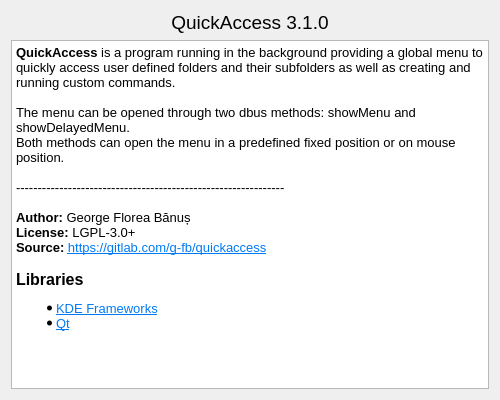
This is ui/aboutdialog.ui in g-fb/quickaccess as Qt 5 draws it before an edit. The edited form follows.
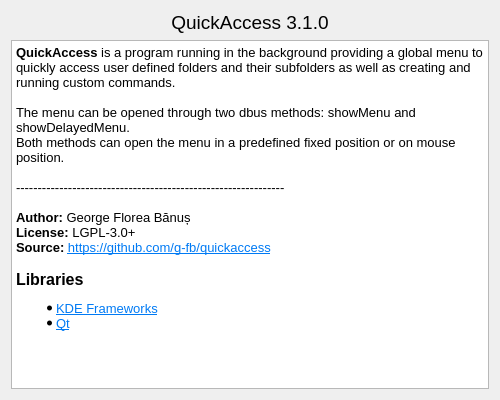
This is the edited form.

The edit to the form file:
```diff
--- a/ui/aboutdialog.ui
+++ b/ui/aboutdialog.ui
@@ -61,22 +61,22 @@
 hr { height: 1px; border-width: 0; }
 li.unchecked::marker { content: &quot;\2610&quot;; }
 li.checked::marker { content: &quot;\2612&quot;; }
-&lt;/style&gt;&lt;/head&gt;&lt;body style=&quot; font-family:'Noto Sans'; font-size:10pt; font-weight:400; font-style:normal;&quot;&gt;
-&lt;p style=&quot; margin-top:0px; margin-bottom:0px; margin-left:0px; margin-right:0px; -qt-block-indent:0; text-indent:0px;&quot;&gt;&lt;span style=&quot; font-weight:600;&quot;&gt;QuickAccess&lt;/span&gt; is a program running in the background providing a global menu to quickly access user defined folders and their subfolders as well as creating and running custom commands.&lt;/p&gt;
-&lt;p style=&quot;-qt-paragraph-type:empty; margin-top:0px; margin-bottom:0px; margin-left:0px; margin-right:0px; -qt-block-indent:0; text-indent:0px;&quot;&gt;&lt;br /&gt;&lt;/p&gt;
-&lt;p style=&quot; margin-top:0px; margin-bottom:0px; margin-left:0px; margin-right:0px; -qt-block-indent:0; text-indent:0px;&quot;&gt;The menu can be opened through two dbus methods: showMenu and showDelayedMenu.&lt;/p&gt;
-&lt;p style=&quot; margin-top:0px; margin-bottom:0px; margin-left:0px; margin-right:0px; -qt-block-indent:0; text-indent:0px;&quot;&gt;Both methods can open the menu in a predefined fixed position or on mouse position.&lt;/p&gt;
-&lt;p style=&quot;-qt-paragraph-type:empty; margin-top:0px; margin-bottom:0px; margin-left:0px; margin-right:0px; -qt-block-indent:0; text-indent:0px;&quot;&gt;&lt;br /&gt;&lt;/p&gt;
-&lt;p style=&quot; margin-top:0px; margin-bottom:0px; margin-left:0px; margin-right:0px; -qt-block-indent:0; text-indent:0px;&quot;&gt;--------------------------------------------------------------&lt;/p&gt;
-&lt;p style=&quot;-qt-paragraph-type:empty; margin-top:0px; margin-bottom:0px; margin-left:0px; margin-right:0px; -qt-block-indent:0; text-indent:0px;&quot;&gt;&lt;br /&gt;&lt;/p&gt;
-&lt;p style=&quot; margin-top:0px; margin-bottom:0px; margin-left:0px; margin-right:0px; -qt-block-indent:0; text-indent:0px;&quot;&gt;&lt;span style=&quot; font-weight:600;&quot;&gt;Author:&lt;/span&gt; George Florea Bănuș&lt;/p&gt;
-&lt;p style=&quot; margin-top:0px; margin-bottom:0px; margin-left:0px; margin-right:0px; -qt-block-indent:0; text-indent:0px;&quot;&gt;&lt;span style=&quot; font-weight:600;&quot;&gt;License:&lt;/span&gt; LGPL-3.0+&lt;/p&gt;
-&lt;p style=&quot; margin-top:0px; margin-bottom:0px; margin-left:0px; margin-right:0px; -qt-block-indent:0; text-indent:0px;&quot;&gt;&lt;span style=&quot; font-weight:600;&quot;&gt;Source:&lt;/span&gt; &lt;a href=&quot;https://gitlab.com/g-fb/quickaccess&quot;&gt;&lt;span style=&quot; text-decoration: underline; color:#007af4;&quot;&gt;https://gitlab.com/g-fb/quickaccess&lt;/span&gt;&lt;/a&gt;&lt;/p&gt;
-&lt;p style=&quot;-qt-paragraph-type:empty; margin-top:0px; margin-bottom:0px; margin-left:0px; margin-right:0px; -qt-block-indent:0; text-indent:0px;&quot;&gt;&lt;br /&gt;&lt;/p&gt;
-&lt;p style=&quot; margin-top:0px; margin-bottom:0px; margin-left:0px; margin-right:0px; -qt-block-indent:0; text-indent:0px;&quot;&gt;&lt;span style=&quot; font-size:12pt; font-weight:600;&quot;&gt;Libraries&lt;/span&gt;&lt;/p&gt;
+&lt;/style&gt;&lt;/head&gt;&lt;body style=&quot; font-family:'IBM Plex Sans Medium'; font-size:10pt; font-weight:400; font-style:normal;&quot;&gt;
+&lt;p style=&quot; margin-top:0px; margin-bottom:0px; margin-left:0px; margin-right:0px; -qt-block-indent:0; text-indent:0px;&quot;&gt;&lt;span style=&quot; font-family:'Noto Sans'; font-weight:600;&quot;&gt;QuickAccess&lt;/span&gt;&lt;span style=&quot; font-family:'Noto Sans';&quot;&gt; is a program running in the background providing a global menu to quickly access user defined folders and their subfolders as well as creating and running custom commands.&lt;/span&gt;&lt;/p&gt;
+&lt;p style=&quot;-qt-paragraph-type:empty; margin-top:0px; margin-bottom:0px; margin-left:0px; margin-right:0px; -qt-block-indent:0; text-indent:0px; font-family:'Noto Sans';&quot;&gt;&lt;br /&gt;&lt;/p&gt;
+&lt;p style=&quot; margin-top:0px; margin-bottom:0px; margin-left:0px; margin-right:0px; -qt-block-indent:0; text-indent:0px;&quot;&gt;&lt;span style=&quot; font-family:'Noto Sans';&quot;&gt;The menu can be opened through two dbus methods: showMenu and showDelayedMenu.&lt;/span&gt;&lt;/p&gt;
+&lt;p style=&quot; margin-top:0px; margin-bottom:0px; margin-left:0px; margin-right:0px; -qt-block-indent:0; text-indent:0px;&quot;&gt;&lt;span style=&quot; font-family:'Noto Sans';&quot;&gt;Both methods can open the menu in a predefined fixed position or on mouse position.&lt;/span&gt;&lt;/p&gt;
+&lt;p style=&quot;-qt-paragraph-type:empty; margin-top:0px; margin-bottom:0px; margin-left:0px; margin-right:0px; -qt-block-indent:0; text-indent:0px; font-family:'Noto Sans';&quot;&gt;&lt;br /&gt;&lt;/p&gt;
+&lt;p style=&quot; margin-top:0px; margin-bottom:0px; margin-left:0px; margin-right:0px; -qt-block-indent:0; text-indent:0px;&quot;&gt;&lt;span style=&quot; font-family:'Noto Sans';&quot;&gt;--------------------------------------------------------------&lt;/span&gt;&lt;/p&gt;
+&lt;p style=&quot;-qt-paragraph-type:empty; margin-top:0px; margin-bottom:0px; margin-left:0px; margin-right:0px; -qt-block-indent:0; text-indent:0px; font-family:'Noto Sans';&quot;&gt;&lt;br /&gt;&lt;/p&gt;
+&lt;p style=&quot; margin-top:0px; margin-bottom:0px; margin-left:0px; margin-right:0px; -qt-block-indent:0; text-indent:0px;&quot;&gt;&lt;span style=&quot; font-family:'Noto Sans'; font-weight:600;&quot;&gt;Author:&lt;/span&gt;&lt;span style=&quot; font-family:'Noto Sans';&quot;&gt; George Florea Bănuș&lt;/span&gt;&lt;/p&gt;
+&lt;p style=&quot; margin-top:0px; margin-bottom:0px; margin-left:0px; margin-right:0px; -qt-block-indent:0; text-indent:0px;&quot;&gt;&lt;span style=&quot; font-family:'Noto Sans'; font-weight:600;&quot;&gt;License:&lt;/span&gt;&lt;span style=&quot; font-family:'Noto Sans';&quot;&gt; LGPL-3.0+&lt;/span&gt;&lt;/p&gt;
+&lt;p style=&quot; margin-top:0px; margin-bottom:0px; margin-left:0px; margin-right:0px; -qt-block-indent:0; text-indent:0px;&quot;&gt;&lt;span style=&quot; font-family:'Noto Sans'; font-weight:600;&quot;&gt;Source:&lt;/span&gt;&lt;span style=&quot; font-family:'Noto Sans';&quot;&gt; &lt;/span&gt;&lt;a href=&quot;https://github.com/g-fb/quickaccess&quot;&gt;&lt;span style=&quot; font-family:'Noto Sans'; text-decoration: underline; color:#007af4;&quot;&gt;https://github.com/g-fb/quickaccess&lt;/span&gt;&lt;/a&gt;&lt;/p&gt;
+&lt;p style=&quot;-qt-paragraph-type:empty; margin-top:0px; margin-bottom:0px; margin-left:0px; margin-right:0px; -qt-block-indent:0; text-indent:0px; font-family:'Noto Sans';&quot;&gt;&lt;br /&gt;&lt;/p&gt;
+&lt;p style=&quot; margin-top:0px; margin-bottom:0px; margin-left:0px; margin-right:0px; -qt-block-indent:0; text-indent:0px;&quot;&gt;&lt;span style=&quot; font-family:'Noto Sans'; font-size:12pt; font-weight:600;&quot;&gt;Libraries&lt;/span&gt;&lt;/p&gt;
 &lt;ul style=&quot;margin-top: 0px; margin-bottom: 0px; margin-left: 0px; margin-right: 0px; -qt-list-indent: 1;&quot;&gt;
-&lt;li style=&quot; margin-top:12px; margin-bottom:0px; margin-left:0px; margin-right:0px; -qt-block-indent:0; text-indent:0px;&quot;&gt;&lt;a href=&quot;https://api.kde.org/frameworks/&quot;&gt;&lt;span style=&quot; text-decoration: underline; color:#007af4;&quot;&gt;KDE Frameworks&lt;/span&gt;&lt;/a&gt;&lt;/li&gt;
-&lt;li style=&quot; margin-top:0px; margin-bottom:12px; margin-left:0px; margin-right:0px; -qt-block-indent:0; text-indent:0px;&quot;&gt;&lt;a href=&quot;https://www.qt.io/&quot;&gt;&lt;span style=&quot; text-decoration: underline; color:#007af4;&quot;&gt;Qt&lt;/span&gt;&lt;/a&gt;&lt;/li&gt;&lt;/ul&gt;&lt;/body&gt;&lt;/html&gt;</string>
+&lt;li style=&quot; font-family:'Noto Sans';&quot; style=&quot; margin-top:12px; margin-bottom:0px; margin-left:0px; margin-right:0px; -qt-block-indent:0; text-indent:0px;&quot;&gt;&lt;a href=&quot;https://api.kde.org/frameworks/&quot;&gt;&lt;span style=&quot; text-decoration: underline; color:#007af4;&quot;&gt;KDE Frameworks&lt;/span&gt;&lt;/a&gt;&lt;/li&gt;
+&lt;li style=&quot; font-family:'Noto Sans';&quot; style=&quot; margin-top:0px; margin-bottom:12px; margin-left:0px; margin-right:0px; -qt-block-indent:0; text-indent:0px;&quot;&gt;&lt;a href=&quot;https://www.qt.io/&quot;&gt;&lt;span style=&quot; text-decoration: underline; color:#007af4;&quot;&gt;Qt&lt;/span&gt;&lt;/a&gt;&lt;/li&gt;&lt;/ul&gt;&lt;/body&gt;&lt;/html&gt;</string>
        </property>
        <property name="openExternalLinks">
         <bool>true</bool>
```
